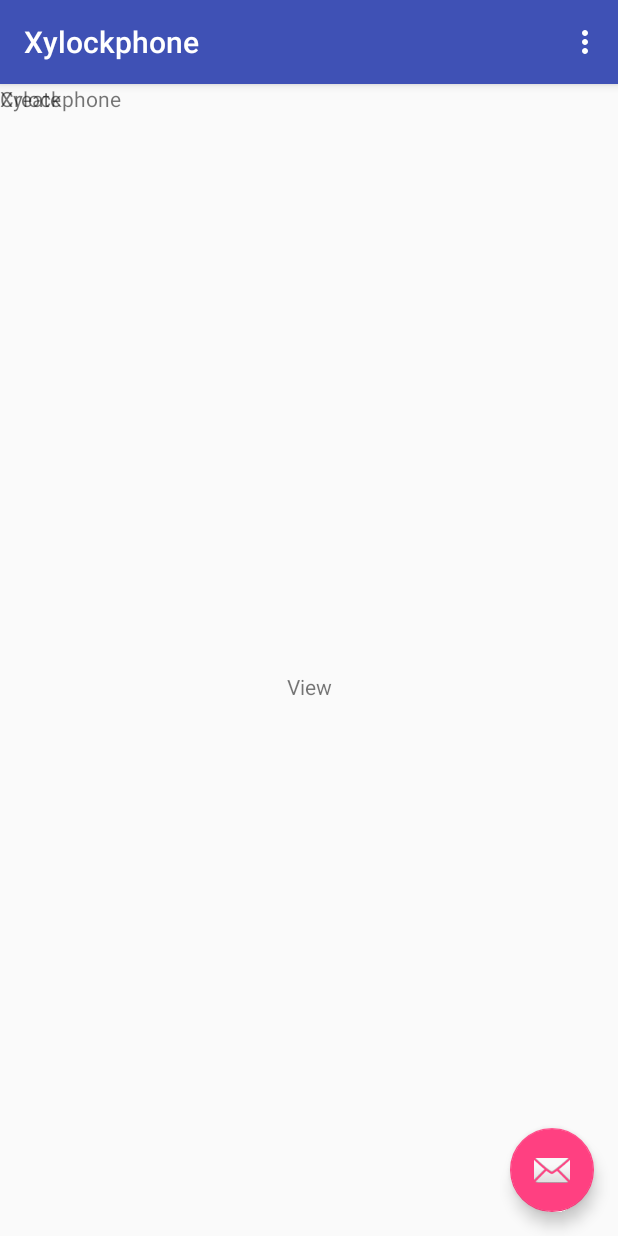
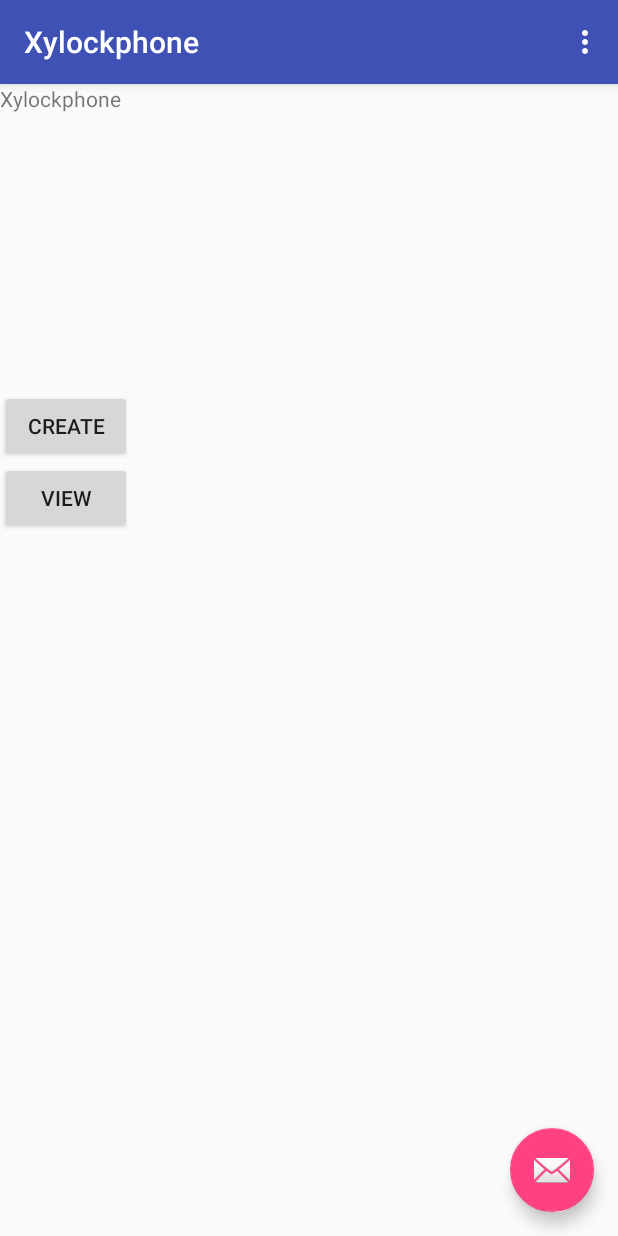
Before and after one commit to laurenwestonn/Xylockphone, an Android app: the screen it shows after launch (MainMenu), on a phone screen of 412 x 824 dp. Run offline under Robolectric (Android 15) with nearby library versions, the phone set to English and light mode, and no system bars.

Commit message:
Position main menu a little better, start to make Create button take you to the createUpdate page

```diff
--- a/Xylockphone/app/src/main/java/com/example/sparelaptop3/xylockphone/MainMenu.java
+++ b/Xylockphone/app/src/main/java/com/example/sparelaptop3/xylockphone/MainMenu.java
@@ -28,6 +28,10 @@ public class MainMenu extends AppCompatActivity {
         });
     }
 
+    public void sendMessage(View view) {
+
+    }
+
     @Override
     public boolean onCreateOptionsMenu(Menu menu) {
         // Inflate the menu; this adds items to the action bar if it is present.
--- a/Xylockphone/app/src/main/res/layout/content_main_menu.xml
+++ b/Xylockphone/app/src/main/res/layout/content_main_menu.xml
@@ -9,30 +9,39 @@
     tools:showIn="@layout/activity_main_menu"
     tools:context="com.example.sparelaptop3.xylockphone.MainMenu">
 
-    <TextView
-        android:layout_width="wrap_content"
-        android:layout_height="wrap_content"
-        android:text="@string/view"
-        app:layout_constraintBottom_toBottomOf="parent"
-        app:layout_constraintLeft_toLeftOf="parent"
-        app:layout_constraintRight_toRightOf="parent"
-        app:layout_constraintTop_toTopOf="parent"
-        app:layout_constraintVertical_bias="0.524" />
+    <GridLayout
+        android:layout_width="132dp"
+        android:layout_height="300dp"
+        tools:layout_editor_absoluteX="126dp"
+        tools:layout_editor_absoluteY="77dp">
 
         <TextView
-        android:id="@+id/textView3"
+            android:id="@+id/appName"
             android:layout_width="wrap_content"
             android:layout_height="wrap_content"
             android:text="@string/app_name"
             tools:layout_editor_absoluteX="152dp"
-        tools:layout_editor_absoluteY="93dp" />
+            tools:layout_editor_absoluteY="122dp" />
 
-    <TextView
-        android:id="@+id/textView4"
+        <Button
+            android:id="@+id/btnView"
             android:layout_width="wrap_content"
             android:layout_height="wrap_content"
+            android:layout_column="0"
+            android:layout_row="3"
+            android:text="@string/view"
+            tools:layout_editor_absoluteX="138dp"
+            tools:layout_editor_absoluteY="273dp" />
+
+        <Button
+            android:id="@+id/btnCreate"
+            android:layout_width="wrap_content"
+            android:layout_height="wrap_content"
+            android:layout_column="0"
+            android:layout_row="2"
             android:text="@string/create"
-        tools:layout_editor_absoluteX="171dp"
-        tools:layout_editor_absoluteY="189dp" />
+            tools:layout_editor_absoluteX="148dp"
+            tools:layout_editor_absoluteY="231dp" />
+    </GridLayout>
 
 </android.support.constraint.ConstraintLayout>
```
Lines whose indentation alone changed are shown as unchanged.
